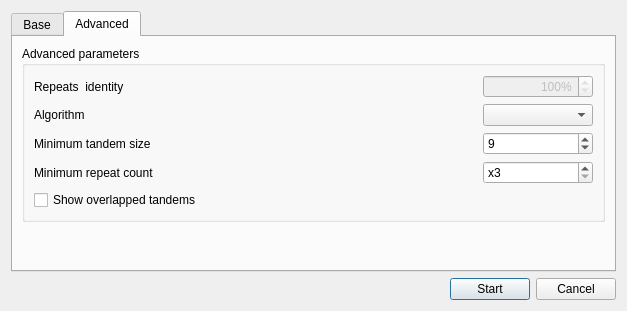
Before: the Qt Designer form src/plugins/repeat_finder/src/ui/FindTandemsDialog.ui in dualword/ugene-qt4, drawn with Qt 5.
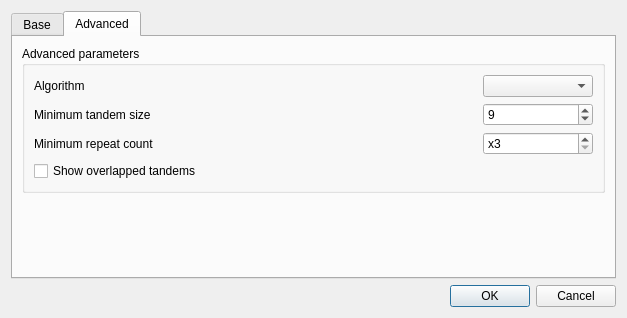
After: the same form once the commit is applied. The open tabs and pages were chosen to show the change. Icons and pictures are not drawn.

Diff of the .ui file:
```diff
--- a/src/plugins/repeat_finder/src/ui/FindTandemsDialog.ui
+++ b/src/plugins/repeat_finder/src/ui/FindTandemsDialog.ui
@@ -10,7 +10,7 @@
     <x>0</x>
     <y>0</y>
     <width>627</width>
-    <height>311</height>
+    <height>318</height>
    </rect>
   </property>
   <property name="windowTitle">
@@ -214,74 +214,7 @@
           <string>Advanced parameters</string>
          </property>
          <layout class="QGridLayout" name="gridLayout_2">
-          <item row="0" column="0">
-           <widget class="QLabel" name="label_3">
-            <property name="text">
-             <string>Repeats  identity</string>
-            </property>
-           </widget>
-          </item>
           <item row="0" column="1">
-           <spacer name="horizontalSpacer_3">
-            <property name="orientation">
-             <enum>Qt::Horizontal</enum>
-            </property>
-            <property name="sizeHint" stdset="0">
-             <size>
-              <width>87</width>
-              <height>20</height>
-             </size>
-            </property>
-           </spacer>
-          </item>
-          <item row="0" column="2">
-           <widget class="QSpinBox" name="identityBox">
-            <property name="enabled">
-             <bool>false</bool>
-            </property>
-            <property name="sizePolicy">
-             <sizepolicy hsizetype="Minimum" vsizetype="Fixed">
-              <horstretch>0</horstretch>
-              <verstretch>0</verstretch>
-             </sizepolicy>
-            </property>
-            <property name="minimumSize">
-             <size>
-              <width>0</width>
-              <height>0</height>
-             </size>
-            </property>
-            <property name="alignment">
-             <set>Qt::AlignRight|Qt::AlignTrailing|Qt::AlignVCenter</set>
-            </property>
-            <property name="readOnly">
-             <bool>true</bool>
-            </property>
-            <property name="buttonSymbols">
-             <enum>QAbstractSpinBox::UpDownArrows</enum>
-            </property>
-            <property name="suffix">
-             <string>%</string>
-            </property>
-            <property name="minimum">
-             <number>50</number>
-            </property>
-            <property name="maximum">
-             <number>100</number>
-            </property>
-            <property name="value">
-             <number>100</number>
-            </property>
-           </widget>
-          </item>
-          <item row="1" column="0">
-           <widget class="QLabel" name="label_6">
-            <property name="text">
-             <string>Algorithm</string>
-            </property>
-           </widget>
-          </item>
-          <item row="1" column="1">
            <spacer name="horizontalSpacer_6">
             <property name="orientation">
              <enum>Qt::Horizontal</enum>
@@ -294,24 +227,44 @@
             </property>
            </spacer>
           </item>
-          <item row="1" column="2">
-           <widget class="QComboBox" name="algoComboBox">
-            <property name="sizeAdjustPolicy">
-             <enum>QComboBox::AdjustToContents</enum>
+          <item row="2" column="2">
+           <widget class="QSpinBox" name="minRepeatsBox">
+            <property name="prefix">
+             <string>x</string>
             </property>
-            <property name="minimumContentsLength">
-             <number>10</number>
+            <property name="minimum">
+             <number>3</number>
             </property>
+            <property name="maximum">
+             <number>1000000000</number>
+            </property>
            </widget>
           </item>
-          <item row="2" column="0">
+          <item row="3" column="0">
+           <widget class="QCheckBox" name="overlappedTandemsCheckBox">
+            <property name="text">
+             <string>Show overlapped tandems</string>
+            </property>
+           </widget>
+          </item>
+          <item row="1" column="0">
            <widget class="QLabel" name="label_8">
             <property name="text">
              <string>Minimum tandem size</string>
             </property>
            </widget>
           </item>
-          <item row="2" column="1">
+          <item row="0" column="2">
+           <widget class="QComboBox" name="algoComboBox">
+            <property name="sizeAdjustPolicy">
+             <enum>QComboBox::AdjustToContents</enum>
+            </property>
+            <property name="minimumContentsLength">
+             <number>10</number>
+            </property>
+           </widget>
+          </item>
+          <item row="1" column="1">
            <spacer name="horizontalSpacer_7">
             <property name="orientation">
              <enum>Qt::Horizontal</enum>
@@ -324,7 +277,7 @@
             </property>
            </spacer>
           </item>
-          <item row="2" column="2">
+          <item row="1" column="2">
            <widget class="QSpinBox" name="minTandemSizeBox">
             <property name="minimum">
              <number>3</number>
@@ -337,46 +290,33 @@
             </property>
            </widget>
           </item>
-          <item row="3" column="0">
+          <item row="0" column="0">
+           <widget class="QLabel" name="label_6">
+            <property name="text">
+             <string>Algorithm</string>
+            </property>
+           </widget>
+          </item>
+          <item row="2" column="1">
+           <spacer name="horizontalSpacer_10">
+            <property name="orientation">
+             <enum>Qt::Horizontal</enum>
+            </property>
+            <property name="sizeHint" stdset="0">
+             <size>
+              <width>40</width>
+              <height>20</height>
+             </size>
+            </property>
+           </spacer>
+          </item>
+          <item row="2" column="0">
            <widget class="QLabel" name="label_9">
             <property name="text">
              <string>Minimum repeat count</string>
             </property>
            </widget>
           </item>
-          <item row="3" column="1">
-           <spacer name="horizontalSpacer_10">
-            <property name="orientation">
-             <enum>Qt::Horizontal</enum>
-            </property>
-            <property name="sizeHint" stdset="0">
-             <size>
-              <width>40</width>
-              <height>20</height>
-             </size>
-            </property>
-           </spacer>
-          </item>
-          <item row="3" column="2">
-           <widget class="QSpinBox" name="minRepeatsBox">
-            <property name="prefix">
-             <string>x</string>
-            </property>
-            <property name="minimum">
-             <number>3</number>
-            </property>
-            <property name="maximum">
-             <number>1000000000</number>
-            </property>
-           </widget>
-          </item>
-          <item row="4" column="0">
-           <widget class="QCheckBox" name="overlappedTandemsCheckBox">
-            <property name="text">
-             <string>Show overlapped tandems</string>
-            </property>
-           </widget>
-          </item>
          </layout>
         </widget>
        </item>
@@ -398,52 +338,11 @@
     </widget>
    </item>
    <item>
-    <layout class="QHBoxLayout" name="horizontalLayout">
-     <item>
-      <widget class="QLabel" name="label">
-       <property name="text">
-        <string/>
-       </property>
-      </widget>
-     </item>
-     <item>
-      <widget class="QLabel" name="statusLabel">
-       <property name="text">
-        <string/>
-       </property>
-      </widget>
-     </item>
-     <item>
-      <spacer name="horizontalSpacer">
-       <property name="orientation">
-        <enum>Qt::Horizontal</enum>
-       </property>
-       <property name="sizeHint" stdset="0">
-        <size>
-         <width>40</width>
-         <height>20</height>
-        </size>
-       </property>
-      </spacer>
-     </item>
-     <item>
-      <widget class="QPushButton" name="startButton">
-       <property name="text">
-        <string>Start</string>
-       </property>
-       <property name="default">
-        <bool>true</bool>
-       </property>
-      </widget>
-     </item>
-     <item>
-      <widget class="QPushButton" name="cancelButton">
-       <property name="text">
-        <string>Cancel</string>
-       </property>
-      </widget>
-     </item>
-    </layout>
+    <widget class="QDialogButtonBox" name="buttonBox">
+     <property name="standardButtons">
+      <set>QDialogButtonBox::Cancel|QDialogButtonBox::Ok</set>
+     </property>
+    </widget>
    </item>
   </layout>
  </widget>
```
Left out of the diff: 95 changed lines with no effect on the pictures.
